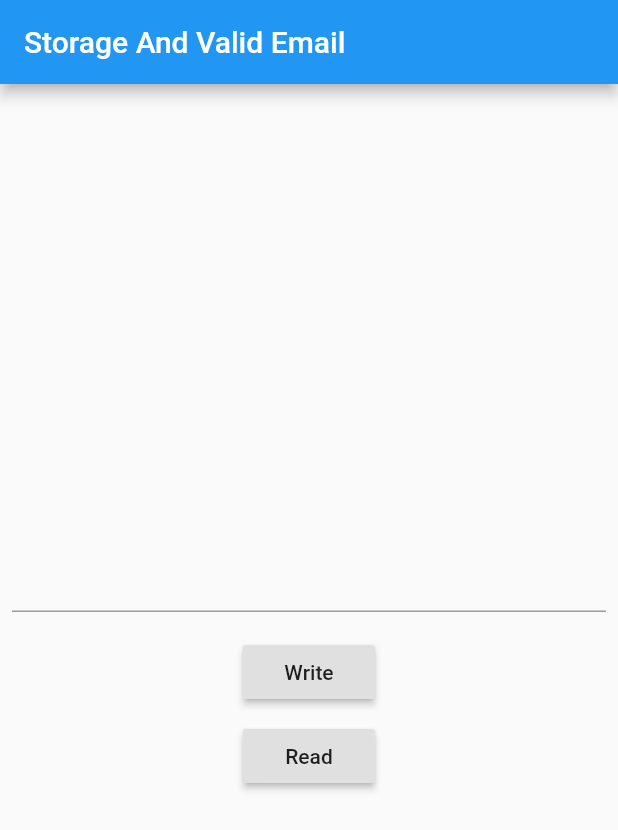
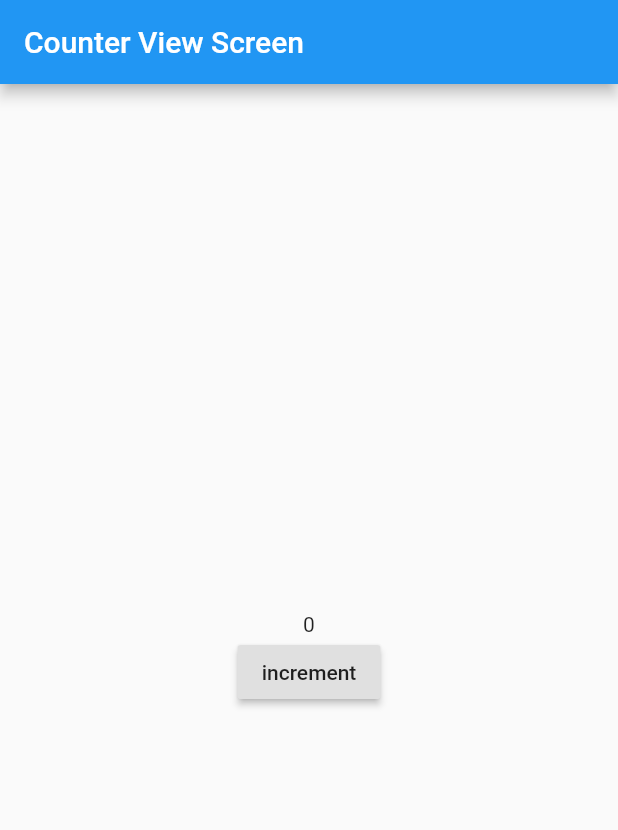
Before and after one commit to Abdalqader27/GetX-Tutorial, a Flutter app: the screen it shows after launch, on a phone screen of 412 x 824 dp. Shown: the top 830 px of the screen. Run offline on Flutter 3.47's test engine with Material 2 defaults, Android fonts, the phone set to English and light mode, and no system bars; our stand-ins replace get, get_storage, shared_preferences.

Commit message:
Get Widget

```diff
--- /dev/null
+++ b/lib/Get View and Get Widget/count-controller.dart
@@ -0,0 +1,7 @@
+import 'package:get/get.dart';
+
+class CountController extends GetxController {
+  var count = 0.obs;
+
+  void increment() => count++;
+}
--- /dev/null
+++ b/lib/Get View and Get Widget/my-app-getview.dart
@@ -0,0 +1,24 @@
+import 'package:flutter/material.dart';
+import 'package:get/get.dart';
+import 'package:getx_tutorial/Get%20View%20and%20Get%20Widget/count-controller.dart';
+
+//class MyAppGetView extends GetWidget<CountController> {
+class MyAppGetView extends GetView<CountController> {
+
+  @override
+  Widget build(BuildContext context) {
+    /// is Rebuilding  and change hash code
+    //   Using this in Get View Get.put(CountController());
+     Get.put(CountController());
+    return Scaffold(
+      appBar: AppBar(title: Text("Counter View Screen ")),
+      body: Center(
+        child: Column(
+          mainAxisAlignment: MainAxisAlignment.center,
+          crossAxisAlignment: CrossAxisAlignment.center,
+          children: [Obx(() => Text(controller.count.toString())), RaisedButton(child: Text("increment"), onPressed: () => controller.increment())],
+        ),
+      ),
+    );
+  }
+}
--- a/lib/main.dart
+++ b/lib/main.dart
@@ -2,8 +2,8 @@ import 'package:flutter/material.dart';
 import 'package:get/get.dart';
 import 'package:get_storage/get_storage.dart';
 
+import 'Get View and Get Widget/my-app-getview.dart';
 import 'Implementing Internationalization/messages.dart';
-import 'Storage-Email Validation/My-GetStorage-App.dart';
 
 void main() async {
   await GetStorage.init();
@@ -25,7 +25,8 @@ class MyApp extends StatelessWidget {
       //  home: TranslationScreen(),
       //   home: MyInjectionApp(),
       //  home: ProductListViewScreen(),
-      home: MyGetStorageApp(),
+      //    home: MyGetStorageApp(),
+      home: MyAppGetView(),
     );
   }
 }
```
